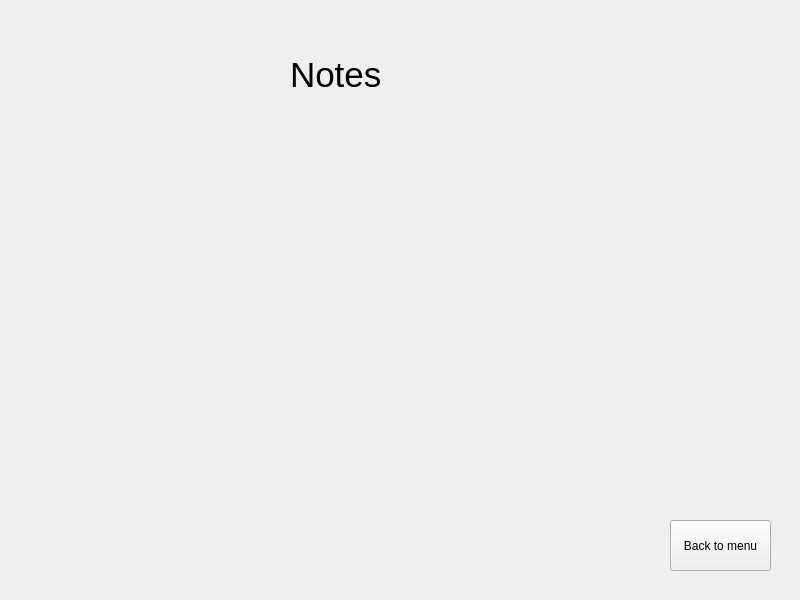
Old version of the form noteswindow.ui in the repository Ancellie/organizer_on_qt.
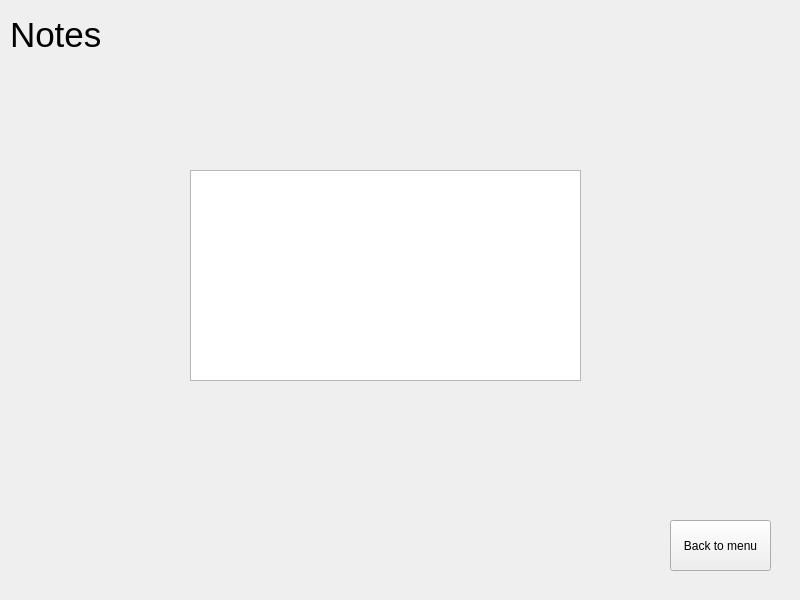
New version of the form.

What changed in the file:
```diff
--- a/noteswindow.ui
+++ b/noteswindow.ui
@@ -16,8 +16,8 @@
   <widget class="QLabel" name="label">
    <property name="geometry">
     <rect>
-     <x>290</x>
-     <y>40</y>
+     <x>10</x>
+     <y>0</y>
      <width>251</width>
      <height>71</height>
     </rect>
@@ -39,6 +39,21 @@
     <string>Back to menu</string>
    </property>
   </widget>
+  <widget class="QWidget" name="verticalLayoutWidget">
+   <property name="geometry">
+    <rect>
+     <x>190</x>
+     <y>170</y>
+     <width>391</width>
+     <height>211</height>
+    </rect>
+   </property>
+   <layout class="QVBoxLayout" name="verticalLayout">
+    <item>
+     <widget class="QTextEdit" name="textEdit"/>
+    </item>
+   </layout>
+  </widget>
  </widget>
  <resources/>
  <connections/>
```
